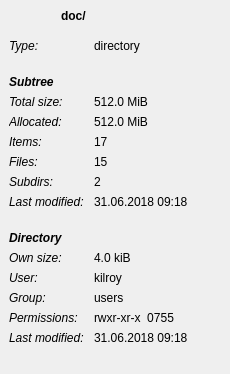
Lithopsian/qt6dirstat, file src/file-details-view.ui: the form before one commit.
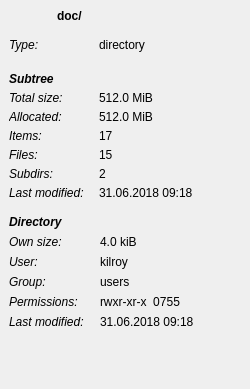
The form after the commit. The open tabs and pages were chosen to show the change. Icons and pictures are not drawn.

Patch:
```diff
--- a/src/file-details-view.ui
+++ b/src/file-details-view.ui
@@ -6,22 +6,20 @@
    <rect>
     <x>0</x>
     <y>0</y>
-    <width>230</width>
-    <height>374</height>
+    <width>250</width>
+    <height>389</height>
    </rect>
   </property>
-  <property name="currentIndex">
-   <number>5</number>
-  </property>
   <widget class="QWidget" name="fileDetailsPage">
-   <layout class="QHBoxLayout" name="horizontalLayout_5">
-    <property name="rightMargin">
-     <number>4</number>
+   <layout class="QVBoxLayout" name="verticalLayout_3">
+    <property name="spacing">
+     <number>0</number>
     </property>
-    <item>
-     <layout class="QVBoxLayout" name="verticalLayout">
       <item>
        <layout class="QHBoxLayout" name="fileHeadingHBox" stretch="0,0,0,0,0,1">
+      <property name="spacing">
+       <number>5</number>
+      </property>
         <item>
          <widget class="QLabel" name="fileIcon">
           <property name="pixmap">
@@ -81,25 +79,71 @@
       <item>
        <layout class="QGridLayout" name="gridLayout" columnstretch="0,1">
         <property name="topMargin">
-         <number>10</number>
-        </property>
-        <property name="horizontalSpacing">
-         <number>0</number>
-        </property>
-        <item row="10" column="0">
-         <widget class="QLabel" name="fileSystemFileWarningSpacer">
-          <property name="maximumSize">
-           <size>
-            <width>16777215</width>
-            <height>10</height>
-           </size>
-          </property>
-         </widget>
-        </item>
-        <item row="8" column="1">
-         <widget class="QLabel" name="filePermissionsLabel">
+       <number>15</number>
+      </property>
+      <property name="spacing">
+       <number>5</number>
+      </property>
+      <item row="0" column="0">
+       <widget class="QLabel" name="fileTypeCaption">
+        <property name="font">
+         <font>
+          <italic>true</italic>
+         </font>
+        </property>
+        <property name="text">
+         <string>Type:</string>
+        </property>
+       </widget>
+      </item>
+      <item row="0" column="1">
+       <widget class="QLabel" name="fileTypeLabel">
           <property name="text">
-           <string notr="true">rw-r--r--  0644</string>
+         <string notr="true">file</string>
+        </property>
+       </widget>
+      </item>
+      <item row="1" column="0">
+       <widget class="QLabel" name="fileMimeCaption">
+        <property name="font">
+         <font>
+          <italic>true</italic>
+         </font>
+        </property>
+        <property name="text">
+         <string notr="true">Mime category:</string>
+        </property>
+       </widget>
+      </item>
+      <item row="1" column="1">
+       <widget class="QLabel" name="fileMimeLabel">
+        <property name="text">
+         <string notr="true">category</string>
+        </property>
+        <property name="textFormat">
+         <enum>Qt::PlainText</enum>
+        </property>
+       </widget>
+      </item>
+      <item row="2" column="0">
+       <widget class="QLabel" name="fileLinkCaption">
+        <property name="font">
+         <font>
+          <italic>true</italic>
+         </font>
+        </property>
+        <property name="text">
+         <string>Link target:</string>
+        </property>
+       </widget>
+      </item>
+      <item row="2" column="1">
+       <widget class="QLabel" name="fileLinkLabel">
+        <property name="text">
+         <string>target</string>
+        </property>
+        <property name="textFormat">
+         <enum>Qt::PlainText</enum>
           </property>
          </widget>
         </item>
@@ -115,39 +159,6 @@
           </property>
          </widget>
         </item>
-        <item row="11" column="0">
-         <widget class="QLabel" name="fileSystemFileWarning">
-          <property name="font">
-           <font>
-            <weight>75</weight>
-            <italic>true</italic>
-            <bold>true</bold>
-           </font>
-          </property>
-          <property name="text">
-           <string>System File</string>
-          </property>
-         </widget>
-        </item>
-        <item row="8" column="0">
-         <widget class="QLabel" name="filePermissionsCaption">
-          <property name="font">
-           <font>
-            <italic>true</italic>
-           </font>
-          </property>
-          <property name="text">
-           <string>Permissions:</string>
-          </property>
-         </widget>
-        </item>
-        <item row="4" column="1">
-         <widget class="QLabel" name="fileAllocatedLabel">
-          <property name="text">
-           <string notr="true">42.0 kB</string>
-          </property>
-         </widget>
-        </item>
         <item row="3" column="1">
          <widget class="QLabel" name="fileSizeLabel">
           <property name="text">
@@ -167,6 +178,23 @@
           </property>
          </widget>
         </item>
+      <item row="4" column="1">
+       <widget class="QLabel" name="fileAllocatedLabel">
+        <property name="text">
+         <string notr="true">42.0 kB</string>
+        </property>
+       </widget>
+      </item>
+      <item row="5" column="0">
+       <widget class="QLabel" name="fileSpacer">
+        <property name="maximumSize">
+         <size>
+          <width>16777215</width>
+          <height>10</height>
+         </size>
+        </property>
+       </widget>
+      </item>
         <item row="6" column="0">
          <widget class="QLabel" name="fileUserCaption">
           <property name="font">
@@ -179,15 +207,10 @@
           </property>
          </widget>
         </item>
-        <item row="12" column="0">
-         <widget class="QLabel" name="filePackageCaption">
-          <property name="font">
-           <font>
-            <italic>true</italic>
-           </font>
-          </property>
+      <item row="6" column="1">
+       <widget class="QLabel" name="fileUserLabel">
           <property name="text">
-           <string>Package:</string>
+         <string notr="true">user</string>
           </property>
          </widget>
         </item>
@@ -203,13 +226,6 @@
           </property>
          </widget>
         </item>
-        <item row="9" column="1">
-         <widget class="QLabel" name="fileMTimeLabel">
-          <property name="text">
-           <string notr="true">31.06.2018 09:18</string>
-          </property>
-         </widget>
-        </item>
         <item row="7" column="1">
          <widget class="QLabel" name="fileGroupLabel">
           <property name="text">
@@ -217,49 +233,22 @@
           </property>
          </widget>
         </item>
-        <item row="5" column="0">
-         <widget class="QLabel" name="fileSpacerCaption2">
-          <property name="maximumSize">
-           <size>
-            <width>16777215</width>
-            <height>10</height>
-           </size>
-          </property>
-         </widget>
-        </item>
-        <item row="0" column="1">
-         <widget class="QLabel" name="fileTypeLabel">
-          <property name="text">
-           <string notr="true">file</string>
-          </property>
-         </widget>
-        </item>
-        <item row="12" column="1">
-         <widget class="QLabel" name="filePackageLabel">
-          <property name="textInteractionFlags">
-           <set>Qt::LinksAccessibleByMouse|Qt::TextSelectableByMouse</set>
-          </property>
-         </widget>
-        </item>
-        <item row="1" column="1">
-         <widget class="QLabel" name="fileMimeLabel">
-          <property name="text">
-           <string notr="true">category</string>
-          </property>
-          <property name="textFormat">
-           <enum>Qt::PlainText</enum>
-          </property>
-         </widget>
-        </item>
-        <item row="2" column="0">
-         <widget class="QLabel" name="fileLinkCaption">
+      <item row="8" column="0">
+       <widget class="QLabel" name="filePermissionsCaption">
           <property name="font">
            <font>
             <italic>true</italic>
            </font>
           </property>
           <property name="text">
-           <string>Link target:</string>
+         <string>Permissions:</string>
+        </property>
+       </widget>
+      </item>
+      <item row="8" column="1">
+       <widget class="QLabel" name="filePermissionsLabel">
+        <property name="text">
+         <string notr="true">rw-r--r--  0644</string>
           </property>
          </widget>
         </item>
@@ -275,75 +264,80 @@
           </property>
          </widget>
         </item>
-        <item row="6" column="1">
-         <widget class="QLabel" name="fileUserLabel">
+      <item row="9" column="1">
+       <widget class="QLabel" name="fileMTimeLabel">
           <property name="text">
-           <string notr="true">user</string>
+         <string notr="true">31.06.2018 09:18</string>
           </property>
          </widget>
         </item>
-        <item row="0" column="0">
-         <widget class="QLabel" name="fileTypeCaption">
-          <property name="font">
-           <font>
-            <italic>true</italic>
-           </font>
-          </property>
-          <property name="text">
-           <string>Type:</string>
-          </property>
-         </widget>
-        </item>
-        <item row="1" column="0">
-         <widget class="QLabel" name="fileMimeCaption">
-          <property name="font">
-           <font>
-            <italic>true</italic>
-           </font>
-          </property>
-          <property name="text">
-           <string notr="true">Mime category:</string>
-          </property>
-         </widget>
-        </item>
-        <item row="2" column="1">
-         <widget class="QLabel" name="fileLinkLabel">
-          <property name="text">
-           <string>target</string>
-          </property>
-          <property name="textFormat">
-           <enum>Qt::PlainText</enum>
-          </property>
-         </widget>
-        </item>
-       </layout>
-      </item>
-      <item>
-       <spacer name="verticalSpacer">
-        <property name="orientation">
-         <enum>Qt::Vertical</enum>
-        </property>
-        <property name="sizeHint" stdset="0">
-         <size>
-          <width>0</width>
-          <height>0</height>
-         </size>
-        </property>
-       </spacer>
-      </item>
-     </layout>
-    </item>
-   </layout>
-  </widget>
-  <widget class="QWidget" name="dirDetailsPage">
-   <layout class="QHBoxLayout" name="horizontalLayout_6">
-    <property name="rightMargin">
-     <number>4</number>
-    </property>
-    <item>
+      <item row="10" column="0">
      <layout class="QVBoxLayout" name="verticalLayout_2">
+        <property name="topMargin">
+         <number>15</number>
+        </property>
+        <item>
+         <widget class="QLabel" name="fileSystemFileWarning">
+          <property name="font">
+           <font>
+            <weight>75</weight>
+            <italic>true</italic>
+            <bold>true</bold>
+           </font>
+          </property>
+          <property name="text">
+           <string>System File</string>
+          </property>
+         </widget>
+        </item>
+       </layout>
+      </item>
+      <item row="11" column="0">
+       <widget class="QLabel" name="filePackageCaption">
+        <property name="font">
+         <font>
+          <italic>true</italic>
+         </font>
+        </property>
+        <property name="text">
+         <string>Package:</string>
+        </property>
+       </widget>
+      </item>
+      <item row="11" column="1">
+       <widget class="QLabel" name="filePackageLabel">
+        <property name="textInteractionFlags">
+         <set>Qt::LinksAccessibleByMouse|Qt::TextSelectableByMouse</set>
+        </property>
+       </widget>
+      </item>
+     </layout>
+    </item>
+    <item>
+     <spacer name="fileBottomVSpacer">
+      <property name="orientation">
+       <enum>Qt::Vertical</enum>
+      </property>
+      <property name="sizeHint" stdset="0">
+       <size>
+        <width>13</width>
+        <height>84</height>
+       </size>
+      </property>
+     </spacer>
+    </item>
+   </layout>
+  </widget>
+  <widget class="QWidget" name="dirDetailsPage">
+   <layout class="QVBoxLayout" name="verticalLayout">
+    <property name="spacing">
+     <number>0</number>
+    </property>
       <item>
        <layout class="QHBoxLayout" name="dirHeadingHBox" stretch="0,0,0,0,1">
+      <property name="spacing">
+       <number>5</number>
+      </property>
         <item>
          <widget class="QLabel" name="dirIcon">
           <property name="pixmap">
@@ -394,60 +388,44 @@
        </layout>
       </item>
       <item>
-       <layout class="QGridLayout" name="gridLayout_2" columnminimumwidth="0,1">
+     <layout class="QGridLayout" name="dirDetailsGrid" columnstretch="0,1">
         <property name="topMargin">
-         <number>10</number>
-        </property>
-        <property name="horizontalSpacing">
-         <number>0</number>
-        </property>
-        <item row="5" column="1">
-         <widget class="QLabel" name="dirItemCountLabel">
-          <property name="text">
-           <string notr="true">17</string>
-          </property>
-         </widget>
-        </item>
-        <item row="2" column="0">
-         <widget class="QLabel" name="dirSubTreeHeading">
+       <number>15</number>
+      </property>
+      <property name="spacing">
+       <number>5</number>
+      </property>
+      <item row="0" column="0">
+       <widget class="QLabel" name="dirTypeCaption">
           <property name="font">
            <font>
-            <weight>75</weight>
             <italic>true</italic>
-            <bold>true</bold>
            </font>
           </property>
           <property name="text">
-           <string>Subtree</string>
+         <string>Type:</string>
           </property>
          </widget>
         </item>
-        <item row="5" column="0">
-         <widget class="QLabel" name="dirItemCountCaption">
-          <property name="font">
-           <font>
-            <italic>true</italic>
-           </font>
-          </property>
+      <item row="0" column="1">
+       <widget class="QLabel" name="dirTypeLabel">
           <property name="text">
-           <string>Items:</string>
+         <string notr="true">directory</string>
           </property>
          </widget>
         </item>
-        <item row="8" column="0">
-         <widget class="QLabel" name="dirLatestMTimeCaption">
-          <property name="font">
-           <font>
-            <italic>true</italic>
-           </font>
-          </property>
-          <property name="text">
-           <string>Last modified:   </string>
+      <item row="1" column="0">
+       <widget class="QLabel" name="dirSpacer">
+        <property name="maximumSize">
+         <size>
+          <width>16777215</width>
+          <height>10</height>
+         </size>
           </property>
          </widget>
         </item>
         <item row="1" column="1" rowspan="2">
-         <layout class="QHBoxLayout" name="horizontalLayout">
+       <layout class="QHBoxLayout" name="dirIconHBox">
           <property name="spacing">
            <number>8</number>
           </property>
@@ -478,7 +456,7 @@
            </widget>
           </item>
           <item>
-           <spacer name="horizontalSpacer_2">
+         <spacer name="dirIconHSpacer">
             <property name="orientation">
              <enum>Qt::Horizontal</enum>
             </property>
@@ -492,34 +470,48 @@
           </item>
          </layout>
         </item>
-        <item row="15" column="1">
-         <widget class="QLabel" name="dirMTimeLabel">
+      <item row="2" column="0">
+       <widget class="QLabel" name="dirSubTreeHeading">
+        <property name="font">
+         <font>
+          <weight>75</weight>
+          <italic>true</italic>
+          <bold>true</bold>
+         </font>
+        </property>
           <property name="text">
-           <string notr="true">31.06.2018 09:18</string>
+         <string>Subtree</string>
           </property>
          </widget>
         </item>
-        <item row="12" column="0">
-         <widget class="QLabel" name="dirUserCaption">
+      <item row="3" column="0">
+       <widget class="QLabel" name="dirTotalSizeCaption">
           <property name="font">
            <font>
             <italic>true</italic>
            </font>
           </property>
           <property name="text">
-           <string>User:</string>
+         <string>Total size:</string>
           </property>
          </widget>
         </item>
-        <item row="15" column="0">
-         <widget class="QLabel" name="dirMTimeCaption">
+      <item row="3" column="1">
+       <widget class="QLabel" name="dirTotalSizeLabel">
+        <property name="text">
+         <string notr="true">512.0 MiB</string>
+        </property>
+       </widget>
+      </item>
+      <item row="4" column="0">
+       <widget class="QLabel" name="dirAllocatedCaption">
           <property name="font">
            <font>
             <italic>true</italic>
            </font>
           </property>
           <property name="text">
-           <string>Last modified:</string>
+         <string>Allocated:</string>
           </property>
          </widget>
         </item>
@@ -530,69 +522,157 @@
           </property>
          </widget>
         </item>
-        <item row="14" column="1">
+      <item row="5" column="0">
+       <widget class="QLabel" name="dirItemCountCaption">
+        <property name="font">
+         <font>
+          <italic>true</italic>
+         </font>
+        </property>
+        <property name="text">
+         <string>Items:</string>
+        </property>
+       </widget>
+      </item>
+      <item row="5" column="1">
+       <widget class="QLabel" name="dirItemCountLabel">
+        <property name="text">
+         <string notr="true">17</string>
+        </property>
+       </widget>
+      </item>
+      <item row="6" column="0">
+       <widget class="QLabel" name="dirFileCountCaption">
+        <property name="font">
+         <font>
+          <italic>true</italic>
+         </font>
+        </property>
+        <property name="text">
+         <string>Files:</string>
+        </property>
+       </widget>
+      </item>
+      <item row="6" column="1">
+       <widget class="QLabel" name="dirFileCountLabel">
+        <property name="text">
+         <string notr="true">15</string>
+        </property>
+       </widget>
+      </item>
+      <item row="7" column="0">
+       <widget class="QLabel" name="dirSubDirCountCaption">
+        <property name="font">
+         <font>
+          <italic>true</italic>
+         </font>
+        </property>
+        <property name="text">
+         <string>Subdirs:</string>
+        </property>
+       </widget>
+      </item>
+      <item row="7" column="1">
+       <widget class="QLabel" name="dirSubDirCountLabel">
+        <property name="text">
+         <string notr="true">2</string>
+        </property>
+       </widget>
+      </item>
+      <item row="8" column="0">
+       <widget class="QLabel" name="dirLatestMTimeCaption">
+        <property name="font">
+         <font>
+          <italic>true</italic>
+         </font>
+        </property>
+        <property name="text">
+         <string>Last modified:   </string>
+        </property>
+       </widget>
+      </item>
+      <item row="8" column="1">
+       <widget class="QLabel" name="dirLatestMTimeLabel">
+        <property name="text">
+         <string notr="true">31.06.2018 09:18</string>
+        </property>
+       </widget>
+      </item>
+     </layout>
+    </item>
+    <item>
+     <widget class="QWidget" name="dirDirectoryGrid" native="true">
+      <layout class="QGridLayout" name="dirDirectoryGridLayout" columnstretch="0,1">
+       <property name="leftMargin">
+        <number>0</number>
+       </property>
+       <property name="topMargin">
+        <number>15</number>
+       </property>
+       <property name="rightMargin">
+        <number>0</number>
+       </property>
+       <property name="bottomMargin">
+        <number>0</number>
+       </property>
+       <item row="2" column="0">
+        <widget class="QLabel" name="dirUserCaption">
+         <property name="font">
+          <font>
+           <italic>true</italic>
+          </font>
+         </property>
+         <property name="text">
+          <string>User:</string>
+         </property>
+        </widget>
+       </item>
+       <item row="5" column="1">
+        <widget class="QLabel" name="dirMTimeLabel">
+         <property name="text">
+          <string notr="true">31.06.2018 09:18</string>
+         </property>
+        </widget>
+       </item>
+       <item row="3" column="0">
+        <widget class="QLabel" name="dirGroupCaption">
+         <property name="font">
+          <font>
+           <italic>true</italic>
+          </font>
+         </property>
+         <property name="text">
+          <string>Group:</string>
+         </property>
+        </widget>
+       </item>
+       <item row="4" column="1">
          <widget class="QLabel" name="dirPermissionsLabel">
           <property name="text">
            <string notr="true">rwxr-xr-x  0755</string>
           </property>
          </widget>
         </item>
-        <item row="8" column="1">
-         <widget class="QLabel" name="dirLatestMTimeLabel">
-          <property name="text">
-           <string notr="true">31.06.2018 09:18</string>
-          </property>
-         </widget>
-        </item>
-        <item row="11" column="0">
-         <widget class="QLabel" name="dirOwnSizeCaption">
+       <item row="5" column="0">
+        <widget class="QLabel" name="dirMTimeCaption">
           <property name="font">
            <font>
             <italic>true</italic>
            </font>
           </property>
           <property name="text">
-           <string>Own size:</string>
+          <string>Last modified:   </string>
           </property>
          </widget>
         </item>
-        <item row="13" column="1">
-         <widget class="QLabel" name="dirGroupLabel">
-          <property name="text">
-           <string notr="true">users</string>
-          </property>
-         </widget>
-        </item>
-        <item row="6" column="0">
-         <widget class="QLabel" name="dirFileCountCaption">
-          <property name="font">
-           <font>
-            <italic>true</italic>
-           </font>
-          </property>
-          <property name="text">
-           <string>Files:</string>
-          </property>
-         </widget>
-        </item>
-        <item row="12" column="1">
+       <item row="2" column="1">
          <widget class="QLabel" name="dirUserLabel">
           <property name="text">
            <string notr="true">kilroy</string>
           </property>
          </widget>
         </item>
-        <item row="9" column="0">
-         <widget class="QLabel" name="label">
-          <property name="maximumSize">
-           <size>
-            <width>16777215</width>
-            <height>10</height>
-           </size>
-          </property>
-         </widget>
-        </item>
-        <item row="14" column="0">
+       <item row="4" column="0">
          <widget class="QLabel" name="dirPermissionsCaption">
           <property name="font">
            <font>
@@ -604,31 +684,26 @@
           </property>
          </widget>
         </item>
-        <item row="13" column="0">
-         <widget class="QLabel" name="dirGroupCaption">
-          <property name="font">
-           <font>
-            <italic>true</italic>
-           </font>
-          </property>
+       <item row="3" column="1">
+        <widget class="QLabel" name="dirGroupLabel">
           <property name="text">
-           <string>Group:</string>
+          <string notr="true">users</string>
           </property>
          </widget>
         </item>
-        <item row="7" column="0">
-         <widget class="QLabel" name="dirSubDirCountCaption">
+       <item row="1" column="0">
+        <widget class="QLabel" name="dirOwnSizeCaption">
           <property name="font">
            <font>
             <italic>true</italic>
            </font>
           </property>
           <property name="text">
-           <string>Subdirs:</string>
+          <string>Own size:</string>
           </property>
          </widget>
         </item>
-        <item row="10" column="0">
+       <item row="0" column="0">
          <widget class="QLabel" name="dirDirectoryHeading">
           <property name="font">
            <font>
@@ -642,103 +717,28 @@
           </property>
          </widget>
         </item>
-        <item row="4" column="0">
-         <widget class="QLabel" name="dirAllocatedCaption">
-          <property name="font">
-           <font>
-            <italic>true</italic>
-           </font>
-          </property>
-          <property name="text">
-           <string>Allocated:</string>
-          </property>
-         </widget>
-        </item>
-        <item row="3" column="1">
-         <widget class="QLabel" name="dirTotalSizeLabel">
-          <property name="text">
-           <string notr="true">512.0 MiB</string>
-          </property>
-         </widget>
-        </item>
-        <item row="11" column="1">
+       <item row="1" column="1">
          <widget class="QLabel" name="dirOwnSizeLabel">
           <property name="text">
            <string notr="true">4.0 kiB</string>
           </property>
          </widget>
         </item>
-        <item row="3" column="0">
-         <widget class="QLabel" name="dirTotalSizeCaption">
-          <property name="font">
-           <font>
-            <italic>true</italic>
-           </font>
-          </property>
-          <property name="text">
-           <string>Total size:</string>
-          </property>
-         </widget>
-        </item>
-        <item row="6" column="1">
-         <widget class="QLabel" name="dirFileCountLabel">
-          <property name="text">
-           <string notr="true">15</string>
-          </property>
-         </widget>
-        </item>
-        <item row="7" column="1">
-         <widget class="QLabel" name="dirSubDirCountLabel">
-          <property name="text">
-           <string notr="true">2</string>
-          </property>
-         </widget>
-        </item>
-        <item row="0" column="1">
-         <widget class="QLabel" name="dirTypeLabel">
-          <property name="text">
-           <string notr="true">directory</string>
-          </property>
-         </widget>
-        </item>
-        <item row="0" column="0">
-         <widget class="QLabel" name="dirTypeCaption">
-          <property name="font">
-           <font>
-            <italic>true</italic>
-           </font>
-          </property>
-          <property name="text">
-           <string>Type:</string>
-          </property>
-         </widget>
-        </item>
-        <item row="1" column="0">
-         <widget class="QLabel" name="label_2">
-          <property name="maximumSize">
-           <size>
-            <width>16777215</width>
-            <height>10</height>
-           </size>
-          </property>
-         </widget>
-        </item>
-       </layout>
+      </layout>
+     </widget>
       </item>
       <item>
-       <spacer name="dirBottomStretch">
+     <spacer name="dirBottomVSpacer">
         <property name="orientation">
          <enum>Qt::Vertical</enum>
         </property>
         <property name="sizeHint" stdset="0">
          <size>
-          <width>13</width>
-          <height>13</height>
+        <width>0</width>
+        <height>30</height>
          </size>
         </property>
        </spacer>
-      </item>
-     </layout>
     </item>
    </layout>
   </widget>
@@ -746,8 +746,14 @@
    <layout class="QHBoxLayout" name="pkgDetailsHBox">
     <item>
      <layout class="QVBoxLayout" name="pkgDetailsVBox">
+      <property name="spacing">
+       <number>0</number>
+      </property>
       <item>
        <layout class="QHBoxLayout" name="pkgHeadingHBox" stretch="0,1">
+        <property name="spacing">
+         <number>5</number>
+        </property>
         <item>
          <widget class="QLabel" name="pkgIcon">
           <property name="text">
@@ -779,10 +785,10 @@
       <item>
        <layout class="QGridLayout" name="pkgGridLayout" columnstretch="0,1">
         <property name="topMargin">
-         <number>10</number>
+         <number>15</number>
         </property>
-        <property name="horizontalSpacing">
-         <number>0</number>
+        <property name="spacing">
+         <number>5</number>
         </property>
         <item row="10" column="1">
          <widget class="QLabel" name="pkgLatestMTimeLabel">
@@ -970,7 +976,7 @@
          </widget>
         </item>
         <item row="3" column="0">
-         <widget class="QLabel" name="label_3">
+         <widget class="QLabel" name="pkgSpacer">
           <property name="maximumSize">
            <size>
             <width>16777215</width>
@@ -982,7 +988,7 @@
        </layout>
       </item>
       <item>
-       <spacer name="pkgBottomStretch">
+       <spacer name="pkgBottomVSpacer">
         <property name="orientation">
          <enum>Qt::Vertical</enum>
         </property>
@@ -1001,7 +1007,10 @@
   <widget class="QWidget" name="pkgSummaryPage">
    <layout class="QHBoxLayout" name="horizontalLayout_11">
     <item>
-     <layout class="QVBoxLayout" name="verticalLayout_3">
+     <layout class="QVBoxLayout" name="pkgSummaryVBox">
+      <property name="spacing">
+       <number>0</number>
+      </property>
       <item>
        <widget class="QLabel" name="pkgSummaryHeading">
         <property name="minimumSize">
@@ -1025,10 +1034,10 @@
       <item>
        <layout class="QGridLayout" name="pkgSummaryGridLayout" columnstretch="0,1">
         <property name="topMargin">
-         <number>10</number>
+         <number>15</number>
         </property>
-        <property name="horizontalSpacing">
-         <number>0</number>
+        <property name="spacing">
+         <number>5</number>
         </property>
         <item row="8" column="0">
          <widget class="QLabel" name="pkgSummaryLatestMTimeCaption">
@@ -1178,7 +1187,7 @@
          </widget>
         </item>
         <item row="1" column="0">
-         <widget class="QLabel" name="label_4">
+         <widget class="QLabel" name="pkgSummarySpacer">
           <property name="maximumSize">
            <size>
             <width>16777215</width>
@@ -1190,7 +1199,7 @@
        </layout>
       </item>
       <item>
-       <spacer name="pkgSummaryBottomStretch">
+       <spacer name="pkgSummaryBottomVSpacer">
         <property name="orientation">
          <enum>Qt::Vertical</enum>
         </property>
@@ -1209,7 +1218,10 @@
   <widget class="QWidget" name="selectionSummaryPage">
    <layout class="QHBoxLayout" name="selPageHBox">
     <item>
-     <layout class="QVBoxLayout" name="selPageVBox">
+     <layout class="QVBoxLayout" name="selectionSummaryVBox">
+      <property name="spacing">
+       <number>0</number>
+      </property>
       <item>
        <widget class="QLabel" name="selHeading">
         <property name="minimumSize">
@@ -1233,7 +1245,10 @@
       <item>
        <layout class="QGridLayout" name="selGridLayout" columnstretch="0,1">
         <property name="topMargin">
-         <number>10</number>
+         <number>15</number>
+        </property>
+        <property name="spacing">
+         <number>5</number>
         </property>
         <item row="0" column="0">
          <widget class="QLabel" name="selTotalSizeCaption">
@@ -1333,7 +1348,7 @@
        </layout>
       </item>
       <item>
-       <spacer name="selBottomStretch">
+       <spacer name="selBottomVSpacer">
         <property name="orientation">
          <enum>Qt::Vertical</enum>
         </property>
@@ -1350,21 +1365,7 @@
    </layout>
   </widget>
   <widget class="QWidget" name="emptyPage">
-   <layout class="QVBoxLayout" name="verticalLayout_4">
-    <item>
-     <spacer name="dummySpacer">
-      <property name="orientation">
-       <enum>Qt::Vertical</enum>
-      </property>
-      <property name="sizeHint" stdset="0">
-       <size>
-        <width>0</width>
-        <height>0</height>
-       </size>
-      </property>
-     </spacer>
-    </item>
-   </layout>
+   <layout class="QVBoxLayout" name="verticalLayout_4"/>
   </widget>
  </widget>
  <resources>
```
Left out of the diff: 21 changed lines with no effect on the pictures. Lines whose indentation alone changed are shown as unchanged.
